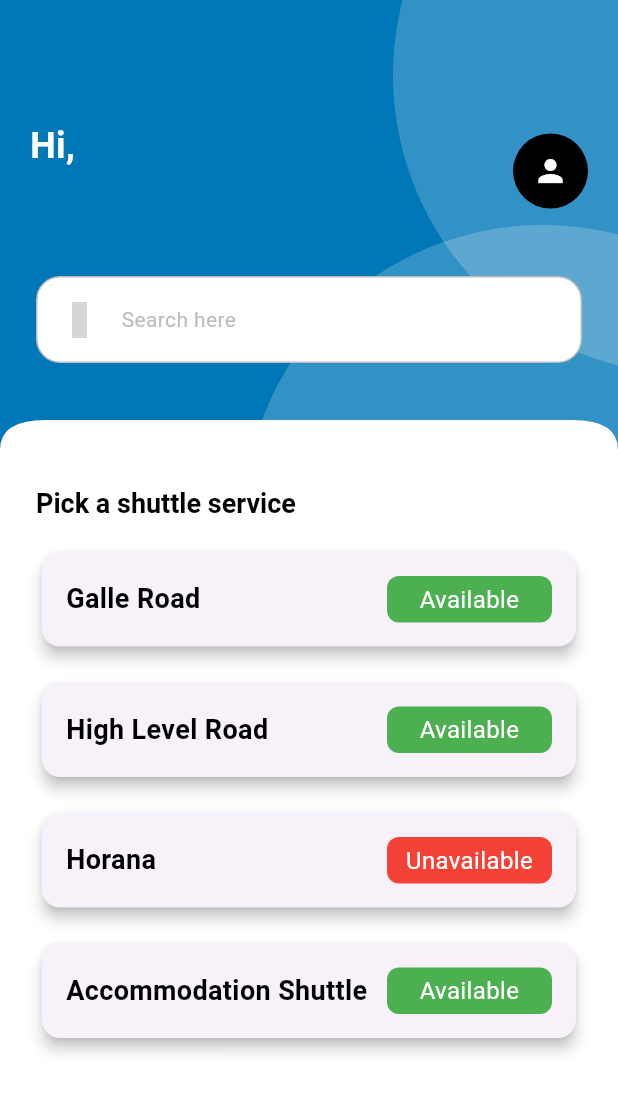
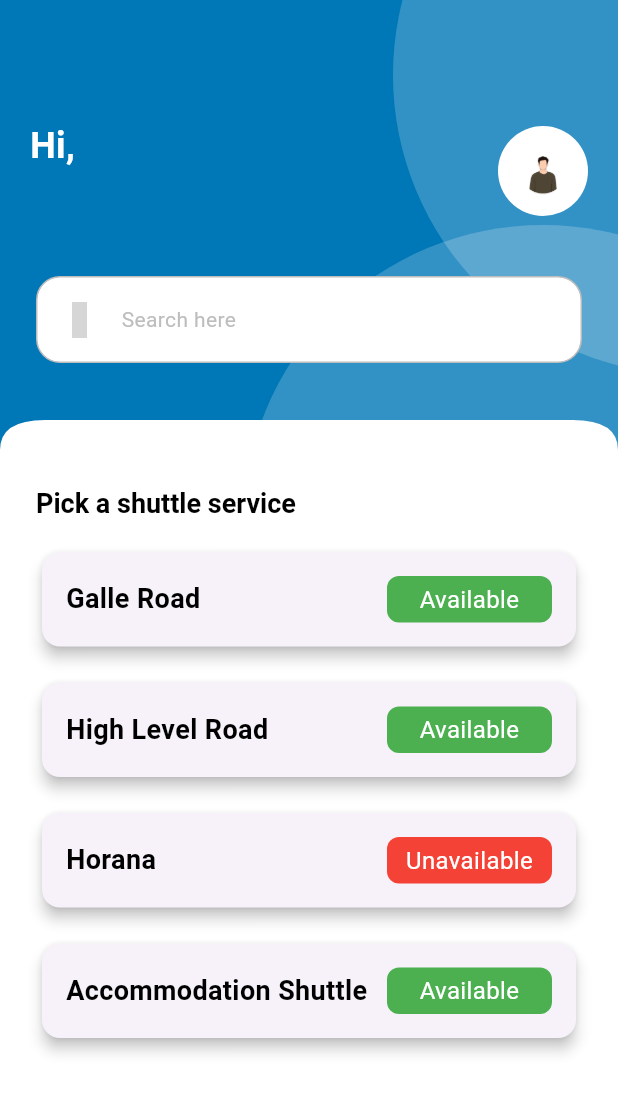
Before and after one commit to ChavinduRansara/Shuttle-app, a Flutter app: the HomeScreen screen opened directly, on a phone screen of 412 x 824 dp. Shown: the top 1093 px of the screen. Run offline on Flutter 3.47's test engine with Material 3 defaults, Android fonts, the phone set to English and light mode, and no system bars; our stand-ins replace cached_network_image, cloud_firestore, connectivity_plus, firebase_auth, firebase_core, firebase_storage and 11 more; accounts and stored records are empty; Roboto replaces fonts that are missing (Poppins); grey boxes are pictures that could not be loaded.

Commit message:
implemented image uploading

```diff
--- a/lib/commons/widgets/container/circular_image.dart
+++ b/lib/commons/widgets/container/circular_image.dart
@@ -1,4 +1,6 @@
+import 'package:cached_network_image/cached_network_image.dart';
 import 'package:flutter/material.dart';
+import 'package:shuttle_app/commons/widgets/loaders/shimmer_loader.dart';
 import 'package:shuttle_app/utils/constants/sizes.dart';
 import 'package:shuttle_app/utils/helpers/helper_functions.dart';
 
@@ -31,11 +33,23 @@ class CircularImage extends StatelessWidget{
         color: backgroundColor ?? (AppHelperFunctions.isDarkMode(context) ? Colors.black : Colors.white),
         borderRadius: BorderRadius.circular(100),
       ),
-      child: Center(
-        child: Image(
-          fit: fit,
-          image: isNetworkImage ? NetworkImage(image) : AssetImage(image) as ImageProvider,
-          color: overlayColor,
+      child: ClipRRect(
+        borderRadius: BorderRadius.circular(100),
+        child: Center(
+          child: isNetworkImage
+          ?CachedNetworkImage(
+            fit: fit,
+            color: overlayColor,
+            imageUrl: image,
+            progressIndicatorBuilder: (context, url, downloadProgress) => const ShimmerLoader(width: 55, height: 55),
+            errorWidget: (context, url, error) => const Icon(Icons.error),
+
+          )
+          :Image(
+            fit: fit,
+            image: isNetworkImage ? NetworkImage(image) : AssetImage(image) as ImageProvider,
+            color: overlayColor,
+          ),
         ),
       ),
     );
--- a/lib/commons/widgets/header_discription.dart
+++ b/lib/commons/widgets/header_discription.dart
@@ -1,8 +1,9 @@
-
 import 'package:flutter/material.dart';
 import 'package:get/get.dart';
-import 'package:get/get_state_manager/get_state_manager.dart';
+import 'package:shuttle_app/commons/widgets/container/circular_image.dart';
+import 'package:shuttle_app/commons/widgets/loaders/shimmer_loader.dart';
 import 'package:shuttle_app/features/personalization/controllers/user_controller.dart';
+import 'package:shuttle_app/utils/constants/image_strings.dart';
 
 class CustomHeaderDiscription extends StatelessWidget {
   const CustomHeaderDiscription({
@@ -12,8 +13,8 @@ class CustomHeaderDiscription extends StatelessWidget {
   @override
   Widget build(BuildContext context) {
     final controller = Get.put(UserController());
-    return  Padding(
-      padding: const EdgeInsets.only(top: 80,left: 20,right: 20,bottom: 20),
+    return Padding(
+      padding: const EdgeInsets.only(top: 80, left: 20, right: 20, bottom: 20),
       child: Row(
         mainAxisAlignment: MainAxisAlignment.spaceBetween,
         children: [
@@ -28,27 +29,41 @@ class CustomHeaderDiscription extends StatelessWidget {
                   fontWeight: FontWeight.bold,
                 ),
               ),
-              Obx(
-                ()=> Text(
+              Obx(() {
+                if (controller.profileLoading.value) {
+                  return const ShimmerLoader(
+                    width: 80,
+                    height: 15,
+                  );
+                } else {
+                  return Text(
                     controller.user.value.name.split(' ').last,
                     style: const TextStyle(
                       color: Colors.white,
                       fontSize: 24,
                       fontWeight: FontWeight.bold,
                     ),
-                ),
-              ),
+                  );
+                }
+              }),
             ],
           ),
-          const CircleAvatar(
-            radius: 25,
-            backgroundColor: Colors.black,
-            child: Icon(
-              Icons.person,
-              color: Colors.white,
-            ),
-          ),
-
+          Obx(() {
+            final networkImage = controller.user.value.profilePicture;
+            final image = networkImage!.isNotEmpty ? networkImage : AppImages.profile;
+            return controller.imageUploadLoading.value
+                ? const ShimmerLoader(
+                    width: 80,
+                    height: 80,
+                    radius: 80,
+                  )
+                : CircularImage(
+                    isNetworkImage: networkImage.isNotEmpty,
+                    image: image,
+                    width: 60,
+                    height: 60,
+                  );
+          }),
         ],
       ),
     );
--- a/lib/features/personalization/screens/home/book_service.dart
+++ b/lib/features/personalization/screens/home/book_service.dart
@@ -6,12 +6,10 @@ import 'package:shuttle_app/commons/widgets/container/primary_header_container.d
 import 'package:shuttle_app/commons/widgets/container/section_headings.dart';
 import 'package:shuttle_app/commons/widgets/custom_input_field.dart';
 import 'package:shuttle_app/features/authentication/controllers/sign_up/signup_controller.dart';
-import 'package:shuttle_app/features/personalization/screens/map/user_ride.dart';
 import 'package:shuttle_app/utils/constants/colors.dart';
 import 'package:shuttle_app/utils/constants/image_strings.dart';
 import 'package:shuttle_app/utils/constants/sizes.dart';
 import 'package:shuttle_app/utils/constants/text.dart';
-import 'package:shuttle_app/utils/helpers/helper_functions.dart';
 import 'package:shuttle_app/utils/validator/validation.dart';
 
 class BookAService extends StatelessWidget {
--- a/lib/features/personalization/screens/home/home.dart
+++ b/lib/features/personalization/screens/home/home.dart
@@ -1,12 +1,9 @@
 import 'package:flutter/material.dart';
-import 'package:get/get.dart';
 import 'package:shuttle_app/commons/widgets/container/card.dart';
 import 'package:shuttle_app/commons/widgets/container/custom_search_bar.dart';
 import 'package:shuttle_app/commons/widgets/container/primary_header_container.dart';
 import 'package:shuttle_app/commons/widgets/container/section_headings.dart';
 import 'package:shuttle_app/commons/widgets/header_discription.dart';
-import 'package:shuttle_app/data/repositories/authentication/authentication_repository.dart';
-import 'package:shuttle_app/data/repositories/user/user_repository.dart';
 import 'package:shuttle_app/features/personalization/screens/home/book_service.dart';
 import 'package:shuttle_app/utils/constants/sizes.dart';
 import 'package:shuttle_app/utils/constants/text.dart';
--- a/lib/utils/constants/text.dart
+++ b/lib/utils/constants/text.dart
@@ -62,9 +62,10 @@ class AppText{
   static const String nameChangeDescription = "Use real name for easy verification. This name will be visible to other users.";
   static const String numberChangeDescription = "Use real phone number. This number will be used for verification and communication.";
   static const String emailChangeDescription = "Use real email address. This email will be used for verification and communication.";
-  static const String addressChangeDescription = "Use real address. ";
+  static const String addressChangeDescription = "Use real address. This address will be used for verification and communication.";
   static const String nameChangeSuccess = "Name changed successfully";
   static const String emailChangeSuccess = "Email changed successfully";
   static const String numberChangeSuccess = "Phone number changed successfully";
   static const String addressChangeSuccess = "Address changed successfully";
+  static const String pictureUpdateSuccess = "Profile picture updated successfully";
 }
--- a/pubspec.yaml
+++ b/pubspec.yaml
@@ -64,6 +64,10 @@ dependencies:
   flutter_map: ^7.0.2
   latlong2: ^0.9.1
   geolocator: ^9.0.1
+  image_picker: ^1.1.2
+  firebase_storage: ^12.1.1
+  cached_network_image: ^3.3.1
+  shimmer: ^3.0.0
   # geolocator: ^12.0.0
 
 
```
Also changed, not shown: lib/commons/widgets/loaders/shimmer_loader.dart (added, +33 -0 lines), lib/data/repositories/user/user_repository.dart (+21 -1 lines), lib/features/personalization/controllers/user_controller.dart (+39 -1 lines), lib/features/personalization/screens/profile/profile.dart (+16 -10 lines), pubspec.lock, 5 other files. Lines whose indentation alone changed are shown as unchanged.
